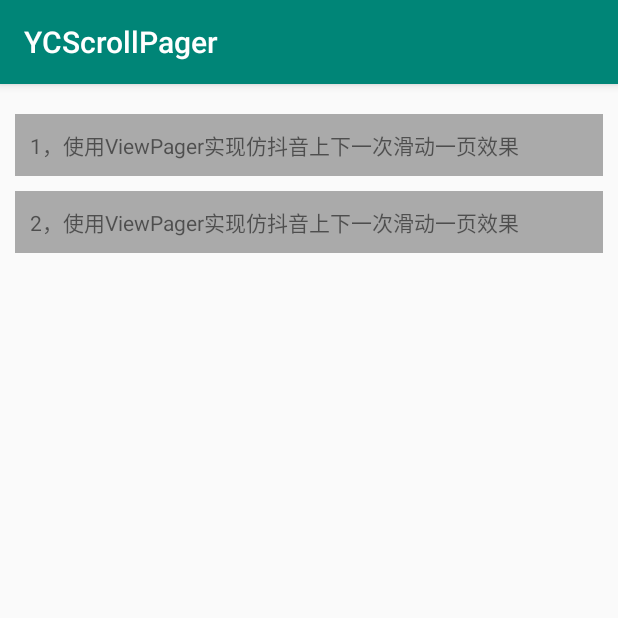
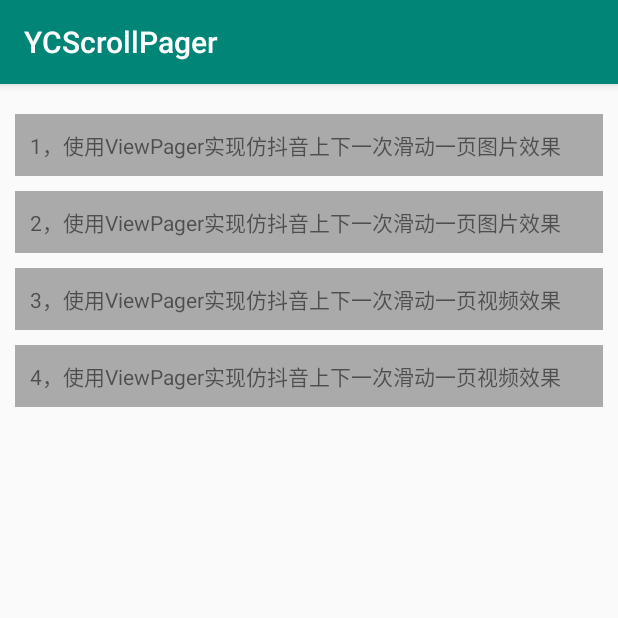
Before and after one commit to yangchong211/YCScrollPager, an Android app: the screen it shows after launch (MainActivity), on a phone screen of 412 x 824 dp, the top half of it. Run offline under Robolectric (Android 15) with nearby library versions, the phone set to English and light mode, and no system bars.

Commit message:
更新代码

```diff
--- a/app/src/main/java/com/ycbjie/ycscrollpager/MainActivity.java
+++ b/app/src/main/java/com/ycbjie/ycscrollpager/MainActivity.java
@@ -4,6 +4,8 @@ import android.content.Intent;
 import android.support.v7.app.AppCompatActivity;
 import android.os.Bundle;
 import android.view.View;
+
+import java.util.concurrent.CountDownLatch;
 
 public class MainActivity extends AppCompatActivity {
 
@@ -25,4 +27,6 @@ public class MainActivity extends AppCompatActivity {
             }
         });
     }
+
+
 }
--- a/app/src/main/java/com/ycbjie/ycscrollpager/ScrollPagerActivity.java
+++ b/app/src/main/java/com/ycbjie/ycscrollpager/ScrollPagerActivity.java
@@ -2,6 +2,7 @@ package com.ycbjie.ycscrollpager;
 
 import android.os.Bundle;
 import android.support.annotation.Nullable;
+import android.support.v4.view.ViewPager;
 import android.support.v7.app.AppCompatActivity;
 import android.view.LayoutInflater;
 import android.view.View;
@@ -11,8 +12,6 @@ import android.widget.ImageView;
 import com.yc.pagerlib.inter.OnPagerListener;
 import com.yc.pagerlib.pager.AbsPagerAdapter;
 import com.yc.pagerlib.pager.DirectionalViewPager;
-import com.yc.pagerlib.pager.LayoutViewPager;
-
 import java.util.List;
 
 
@@ -36,7 +35,7 @@ public class ScrollPagerActivity extends AppCompatActivity {
         BannerPagerAdapter adapter = new BannerPagerAdapter(list);
         vp.setAdapter(adapter);
         vp.setAnimationDuration(3000);
-        vp.setOnViewPagerListener(new OnPagerListener() {
+        adapter.setOnViewPagerListener(new OnPagerListener() {
             @Override
             public void onInitComplete() {
                 System.out.println("OnPagerListener---onInitComplete--"+"初始化完成");
--- a/app/src/main/res/layout/activity_main.xml
+++ b/app/src/main/res/layout/activity_main.xml
@@ -16,7 +16,7 @@
         android:padding="10dp"
         android:layout_marginTop="10dp"
         android:background="@android:color/darker_gray"
-        android:text="1，使用ViewPager实现仿抖音上下一次滑动一页效果"/>
+        android:text="1，使用ViewPager实现仿抖音上下一次滑动一页图片效果"/>
 
     <TextView
         android:id="@+id/tv_2"
@@ -25,7 +25,27 @@
         android:padding="10dp"
         android:layout_marginTop="10dp"
         android:background="@android:color/darker_gray"
-        android:text="2，使用ViewPager实现仿抖音上下一次滑动一页效果"/>
+        android:text="2，使用ViewPager实现仿抖音上下一次滑动一页图片效果"/>
+
+
+    <TextView
+        android:id="@+id/tv_3"
+        android:layout_width="match_parent"
+        android:layout_height="wrap_content"
+        android:padding="10dp"
+        android:layout_marginTop="10dp"
+        android:background="@android:color/darker_gray"
+        android:text="3，使用ViewPager实现仿抖音上下一次滑动一页视频效果"/>
+
+    <TextView
+        android:id="@+id/tv_4"
+        android:layout_width="match_parent"
+        android:layout_height="wrap_content"
+        android:padding="10dp"
+        android:layout_marginTop="10dp"
+        android:background="@android:color/darker_gray"
+        android:text="4，使用ViewPager实现仿抖音上下一次滑动一页视频效果"/>
+
 
 
 </LinearLayout>
```
Also changed, not shown: PagerLib/src/main/java/com/yc/pagerlib/pager/AbsPagerAdapter.java (+28 -1 lines), PagerLib/src/main/java/com/yc/pagerlib/pager/DirectionalViewPager.java (+63 -83 lines).
